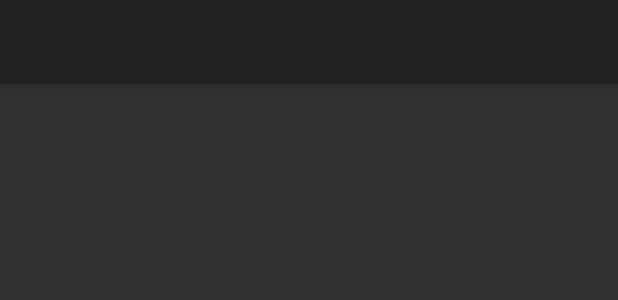
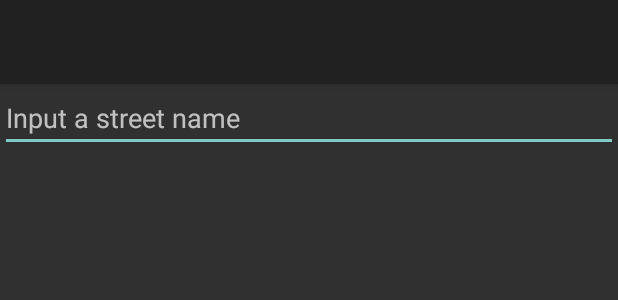
Before and after one commit to Mindavi/PackageDelivery, an Android app: the layout activity_add_address.xml on its own in the app's theme, with its tools: preview values and no code run, on a phone screen of 412 x 824 dp. Shown: the top 300 px of the screen. Run offline under Robolectric (Android 15) with nearby library versions, the phone set to English and light mode, and no system bars.

Commit message:
Start implementation add address activity

```diff
--- a/app/src/main/res/layout/activity_add_address.xml
+++ b/app/src/main/res/layout/activity_add_address.xml
@@ -1,5 +1,5 @@
 <?xml version="1.0" encoding="utf-8"?>
-<android.support.design.widget.CoordinatorLayout xmlns:android="http://schemas.android.com/apk/res/android"
+<RelativeLayout xmlns:android="http://schemas.android.com/apk/res/android"
     xmlns:app="http://schemas.android.com/apk/res-auto"
     xmlns:tools="http://schemas.android.com/tools"
     android:layout_width="match_parent"
@@ -9,7 +9,8 @@
     <android.support.design.widget.AppBarLayout
         android:layout_width="match_parent"
         android:layout_height="wrap_content"
-        android:theme="@style/AppBarOverlay">
+        android:theme="@style/AppBarOverlay"
+        android:id="@+id/appbar">
 
         <android.support.v7.widget.Toolbar
             android:id="@+id/toolbar"
@@ -20,4 +21,19 @@
 
     </android.support.design.widget.AppBarLayout>
 
-</android.support.design.widget.CoordinatorLayout>
+    <EditText
+        android:id="@+id/street_input"
+        android:layout_width="match_parent"
+        android:layout_height="wrap_content"
+        android:layout_below="@id/appbar"
+        android:ems="10"
+        android:inputType="textPersonName"
+        android:text=""
+        android:hint="@string/input_street_name"/>
+    <ListView
+        android:id="@+id/suggestions_list"
+        android:layout_below="@id/street_input"
+        android:layout_width="match_parent"
+        android:layout_height="match_parent"/>
+
+</RelativeLayout>
--- a/app/src/main/res/values/strings.xml
+++ b/app/src/main/res/values/strings.xml
@@ -6,4 +6,5 @@
     <string name="save_format">Save format</string>
     <string name="load_format">Load format</string>
     <string name="title_activity_add_address">AddAddress</string>
+    <string name="input_street_name">Input a street name</string>
 </resources>
```
Also changed, not shown: app/src/main/java/com/myapplication/rick/packagedelivery/activities/AddAddress.kt (+38 -7 lines).
